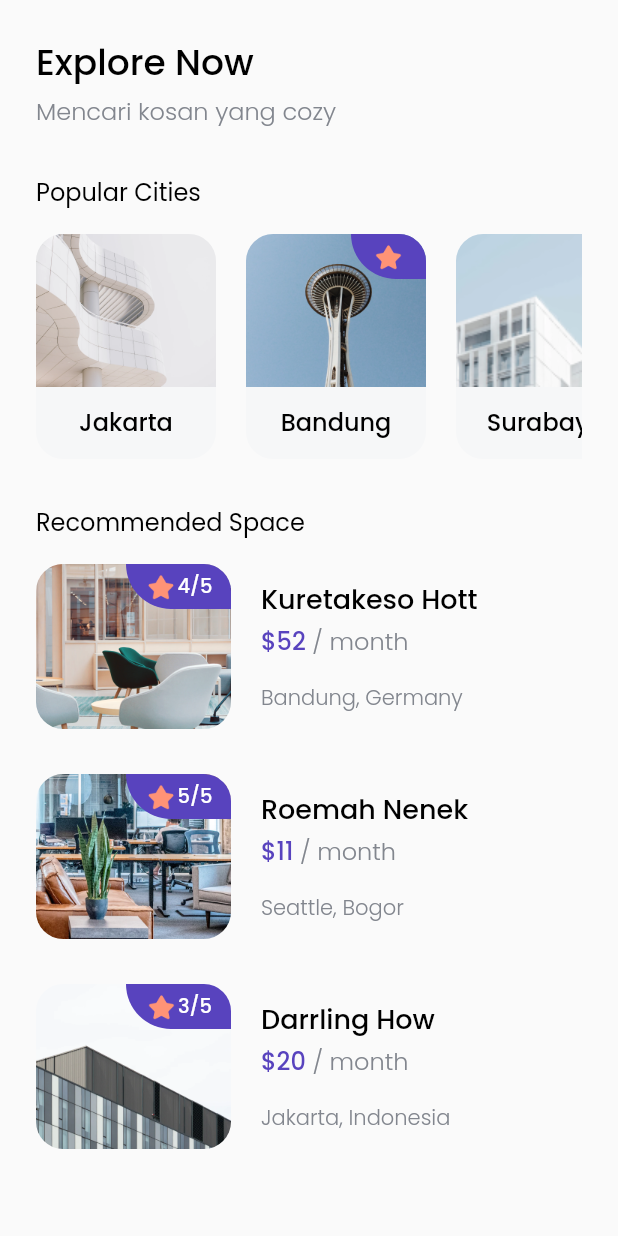
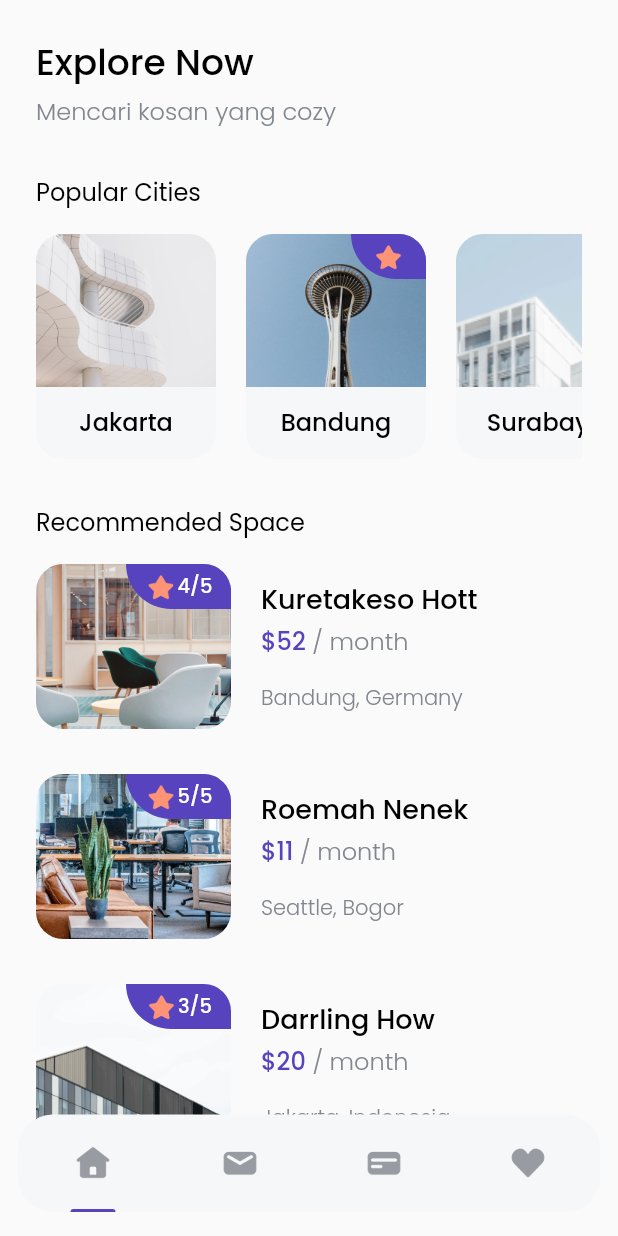
Before and after one commit to asrafilll/bwa_cozy, a Flutter app: the HomePage screen opened directly, on a phone screen of 412 x 824 dp. Run offline on Flutter 3.47's test engine with Material 2 defaults, Android fonts, the phone set to English and light mode, and no system bars; our stand-ins replace google_fonts.

Commit message:
home_page done

```diff
--- a/lib/pages/home_page.dart
+++ b/lib/pages/home_page.dart
@@ -83,45 +83,55 @@ class HomePage extends StatelessWidget {
                 height: 30,
               ),
               // NOTE : RECOMMENDED SPACE
-            Text("Recommended Space",
+              Text(
+                "Recommended Space",
                 style: regularTextStyle.copyWith(
                   fontSize: 16,
-                )),
+                ),
+              ),
               SizedBox(
                 height: 16,
               ),
               Column(
                 children: [
-                SpaceCard(Space(
+                  SpaceCard(
+                    Space(
                       id: 1,
                       name: 'Kuretakeso Hott',
                       imageUrl: 'assets/images/space1.png',
                       price: 52,
                       city: 'Bandung',
                       country: 'Germany',
-                    rate: 4)),
+                      rate: 4,
+                    ),
+                  ),
                   SizedBox(
                     height: 30,
                   ),
-                SpaceCard(Space(
+                  SpaceCard(
+                    Space(
                       id: 2,
                       name: 'Roemah Nenek',
                       imageUrl: 'assets/images/space2.png',
                       price: 11,
                       city: 'Seattle',
                       country: 'Bogor',
-                    rate: 5)),
+                      rate: 5,
+                    ),
+                  ),
                   SizedBox(
                     height: 30,
                   ),
-                SpaceCard(Space(
+                  SpaceCard(
+                    Space(
                         id: 3,
                         name: 'Darrling How',
                         imageUrl: 'assets/images/space3.png',
                         price: 20,
                         city: 'Jakarta',
                         country: 'Indonesia',
-                    rate: 3)),
+                        rate: 3),
+                  ),
                 ],
               ),
               SizedBox(
@@ -135,37 +145,60 @@ class HomePage extends StatelessWidget {
               SizedBox(
                 height: 16,
               ),
-            TipsCard(Tips(
+              TipsCard(
+                Tips(
                     id: 1,
                     name: 'City Guidelines',
                     imageUrl: 'assets/images/tips1.png',
-                updatedTime: 'Updated 20 Apr')),
+                    updatedTime: 'Updated 20 Apr'),
+              ),
               SizedBox(
                 height: 20,
               ),
-            TipsCard(Tips(
+              TipsCard(
+                Tips(
                     id: 2,
                     name: 'Jakarta Fairship',
                     imageUrl: 'assets/images/tips2.png',
-                updatedTime: 'Updated 11 Dec')),
+                    updatedTime: 'Updated 11 Dec'),
+              ),
               SizedBox(
                 height: 50,
               ),
-            Container(
+            ],
+          ),
+        ),
+      ),
+      floatingActionButton: Container(
         height: 65,
-              width: MediaQuery.of(context).size.width,
+        width: MediaQuery.of(context).size.width - edge,
         decoration: BoxDecoration(
           color: Color(0xffF6F7F8),
-                  borderRadius: BorderRadius.circular(23)),
+          borderRadius: BorderRadius.circular(23),
+        ),
         child: Row(
+          mainAxisAlignment: MainAxisAlignment.spaceAround,
           children: [
-                  BottomNavbarItem(),
+            BottomNavbarItem(
+              imageUrl: 'assets/images/icon_home.png',
+              isActive: true,
+            ),
+            BottomNavbarItem(
+              imageUrl: 'assets/images/icon_mail.png',
+              isActive: false,
+            ),
+            BottomNavbarItem(
+              imageUrl: 'assets/images/icon_card.png',
+              isActive: false,
+            ),
+            BottomNavbarItem(
+              imageUrl: 'assets/images/icon_love.png',
+              isActive: false,
+            ),
           ],
         ),
-            )
-          ],
       ),
-      )),
+      floatingActionButtonLocation: FloatingActionButtonLocation.centerFloat,
     );
   }
 }
--- a/lib/widgets/bottom_navbar_item.dart
+++ b/lib/widgets/bottom_navbar_item.dart
@@ -1,14 +1,39 @@
+import 'package:bwa_cozy/theme.dart';
 import 'package:flutter/material.dart';
 
 class BottomNavbarItem extends StatelessWidget {
+  late String imageUrl;
+  late bool isActive;
+
+  BottomNavbarItem({
+    required this.imageUrl,
+    required this.isActive,
+  });
+
   @override
   Widget build(BuildContext context) {
     return Column(
       children: [
+        Spacer(),
         Image.asset(
-          'assets/images/icon_home.png',
+          imageUrl,
           width: 26,
-        )
+        ),
+        Spacer(),
+        isActive
+            ? Container(
+                width: 30,
+                height: 2,
+                decoration: BoxDecoration(
+                  color: purpleColor,
+                  borderRadius: BorderRadius.vertical(
+                    top: Radius.circular(
+                      1000,
+                    ),
+                  ),
+                ),
+              )
+            : Container(),
       ],
     );
   }
```
Lines whose indentation alone changed are shown as unchanged.
